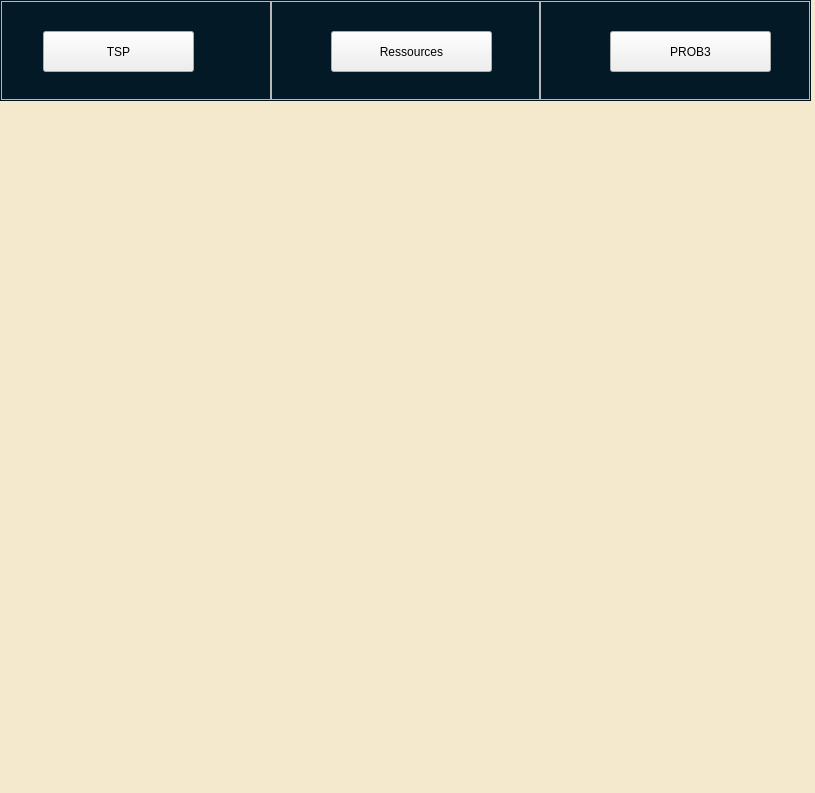
Old version of the form TestUI.ui in the repository FkihMehdi/Linear-Programing-Gurobi.
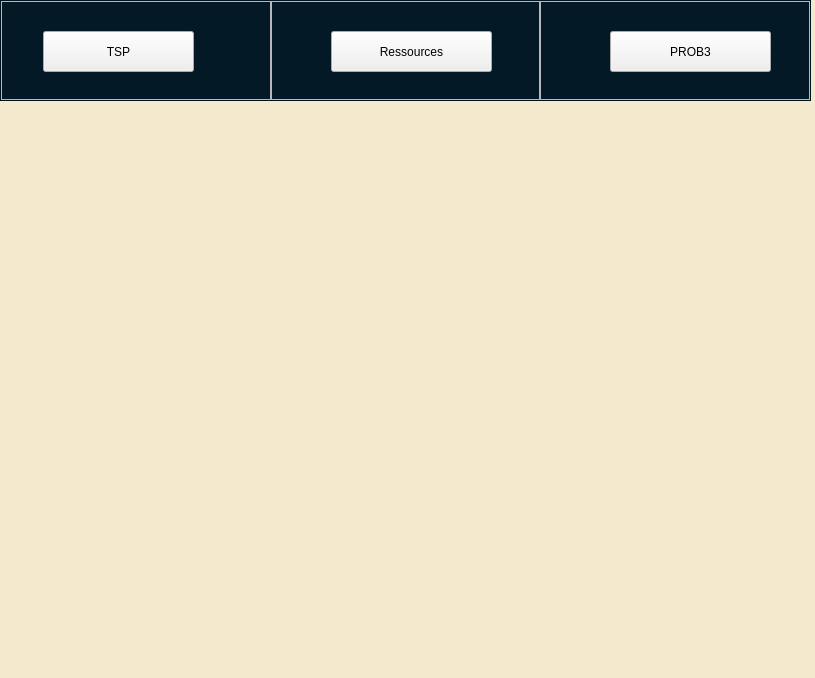
New version of the form.

Commit message: Add PROB2 and PROB3 UI

The edit to the form file:
```diff
--- a/TestUI.ui
+++ b/TestUI.ui
@@ -7,7 +7,7 @@
     <x>0</x>
     <y>0</y>
     <width>815</width>
-    <height>793</height>
+    <height>678</height>
    </rect>
   </property>
   <property name="palette">
```
Left out of the diff: 34 changed lines with no effect on the pictures. The commit also changes 1 other file.
